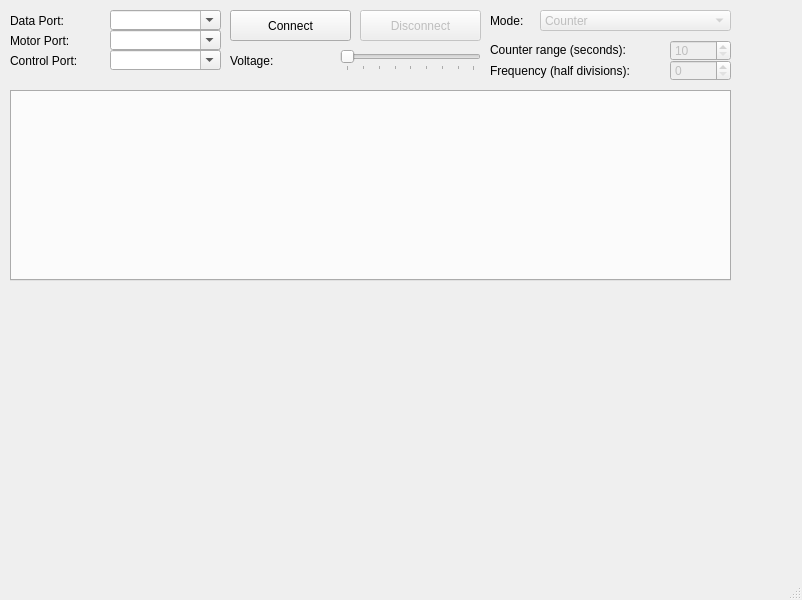
Old version of the form mainwindow.ui in the repository ahp-electronics/xc-gui.
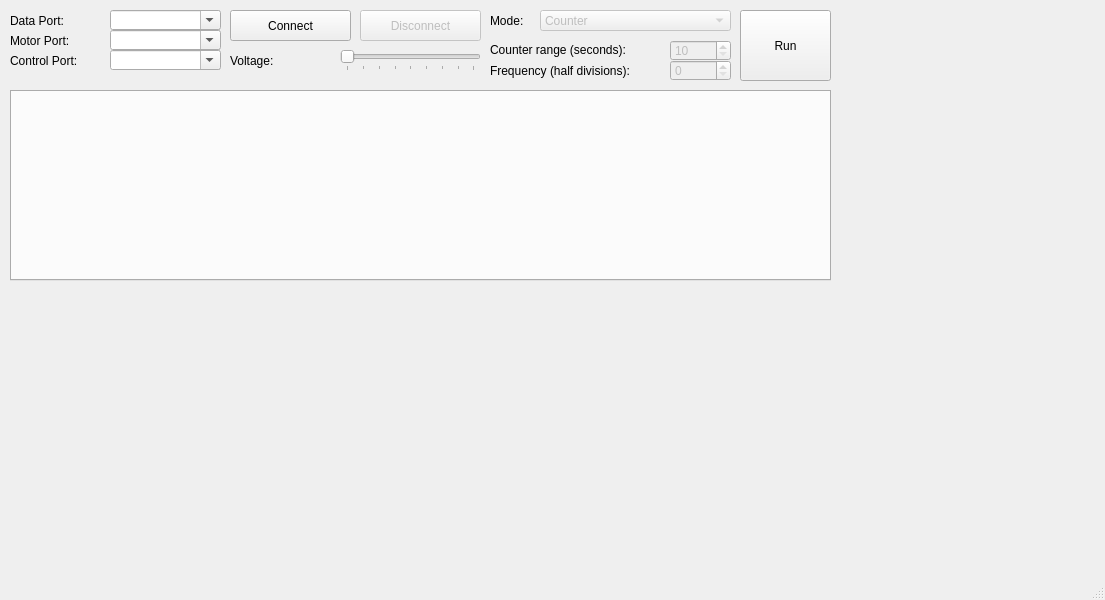
New version of the form.

```diff
--- a/mainwindow.ui
+++ b/mainwindow.ui
@@ -6,7 +6,7 @@
    <rect>
     <x>0</x>
     <y>0</y>
-    <width>802</width>
+    <width>1105</width>
     <height>600</height>
    </rect>
   </property>
@@ -74,7 +74,7 @@
      <rect>
       <x>10</x>
       <y>90</y>
-      <width>721</width>
+      <width>821</width>
       <height>191</height>
      </rect>
     </property>
@@ -286,6 +286,19 @@
      <bool>true</bool>
     </property>
    </widget>
+   <widget class="QPushButton" name="Run">
+    <property name="geometry">
+     <rect>
+      <x>740</x>
+      <y>10</y>
+      <width>91</width>
+      <height>71</height>
+     </rect>
+    </property>
+    <property name="text">
+     <string>Run</string>
+    </property>
+   </widget>
   </widget>
   <widget class="QMenuBar" name="menubar">
    <property name="geometry">
```
Left out of the diff: 2 changed lines with no effect on the pictures.
